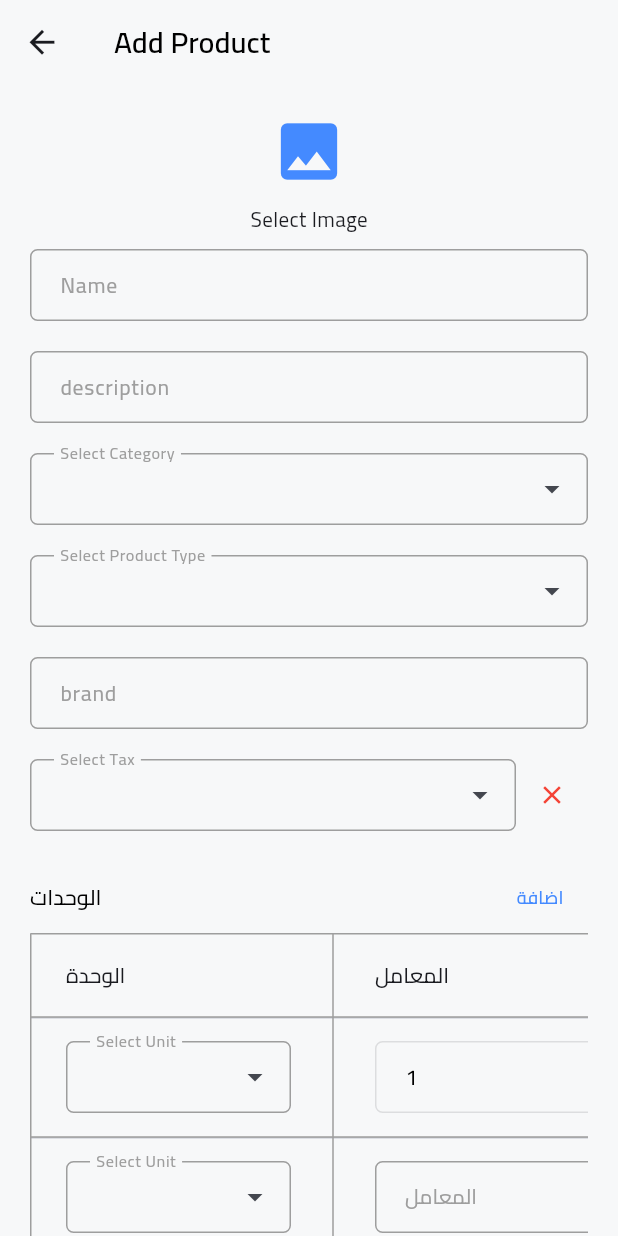
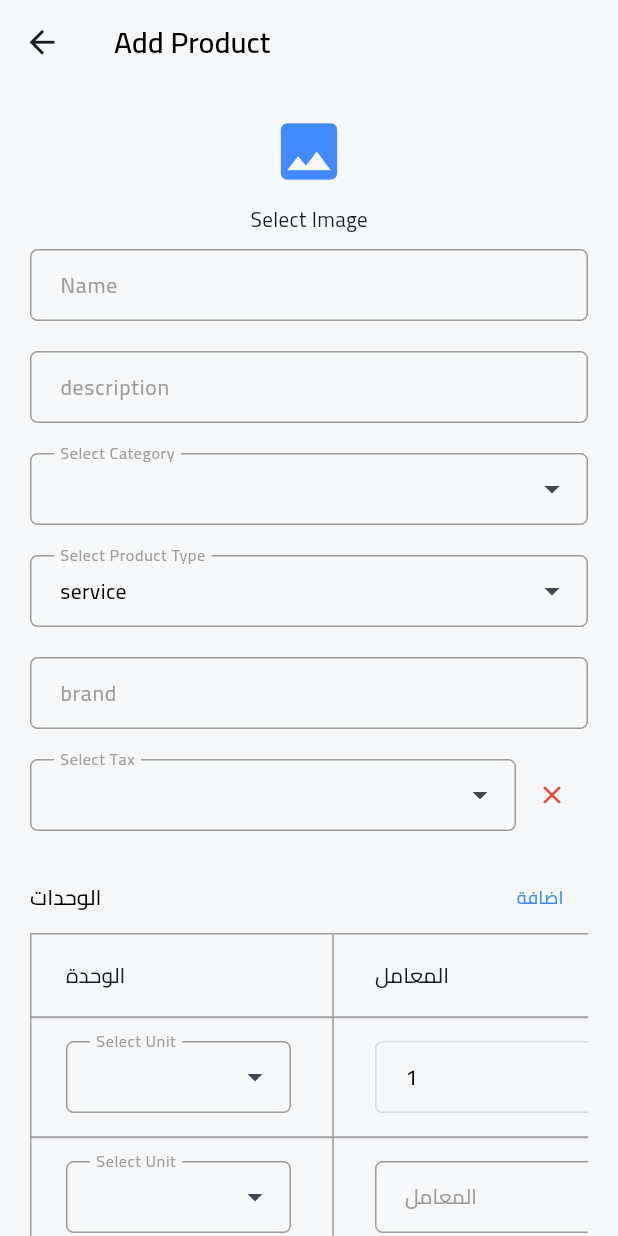
Before and after one commit to a-saber/Maly-POS, a Flutter app: the AddProductView screen opened by its route, after a tap on "اضافة", on a phone screen of 412 x 824 dp. Run offline on Flutter 3.47's test engine with Material 3 defaults, Android fonts, the phone set to English and light mode, and no system bars; drawn by our look-alikes of dropdown_search; our stand-ins replace animated_splash_screen, cached_network_image, dartz, dio, flutter_bloc, flutter_keyboard_visibility and 14 more; missing offline and left inert: async_searchable_dropdown, esc_pos_utils_plus, flutter_toastr, highlight_text, pdfx, sunmi_printer_plus and 1 more; accounts and stored records are empty; network calls fail; statements that could not run were skipped; key blocks and very long unbroken strings in the code were emptied for the run.

Commit message:
update product

```diff
--- a/lib/core/cache/cache_helper.dart
+++ b/lib/core/cache/cache_helper.dart
@@ -18,6 +18,8 @@ class CacheHelper {
     }
     if (value is bool) {
       return await sharedPreferences.setBool(key, value);
+    } if (value is List<String>) {
+      return await sharedPreferences.setStringList(key, value);
     }
 
     return await sharedPreferences.setDouble(key, value);
--- a/lib/core/cache/cache_keys.dart
+++ b/lib/core/cache/cache_keys.dart
@@ -3,4 +3,5 @@ class CacheKeys {
   static const String accessToken = 'accessToken';
   static const String domain = 'domain';
   static const String isLogin = 'isLogin';
+  static const String credential= 'credential';
 }
--- a/lib/core/cache/custom_secure_storage.dart
+++ b/lib/core/cache/custom_secure_storage.dart
@@ -20,6 +20,7 @@ abstract class CustomSecureStorage {
   static Future<Map<String, String>?> readAll() => _storage.readAll();
   static Future<void> delete({required String key}) =>
       _storage.delete(key: key);
+
   static Future<void> write({required String key, required String value}) =>
       _storage.write(key: key, value: value);
 
--- a/lib/core/widget/custom_dialog.dart
+++ b/lib/core/widget/custom_dialog.dart
@@ -1,7 +1,9 @@
 import 'package:flutter/material.dart';
 import 'package:flutter_bloc/flutter_bloc.dart';
 
+import '../../features/auth/login/manager/cubit/login_cubit.dart';
 import '../../features/selling_point/manager/selling_point_product_cubit/selling_point_product_cubit.dart';
+import '../helper/my_service_locator.dart';
 
 class CustomDialog {
 
@@ -16,7 +18,8 @@ class CustomDialog {
         builder: (ctx) =>
             MultiBlocProvider(
               providers: [
-                BlocProvider.value(value: SellingPointProductCubit.get(context)),
+                BlocProvider.value(value: MyServiceLocator.getSingleton<SellingPointProductCubit>()),
+
               ],
               child: AlertDialog(
 
--- a/lib/core/widget/custom_form_field.dart
+++ b/lib/core/widget/custom_form_field.dart
@@ -15,6 +15,7 @@ class CustomFormField extends StatelessWidget {
   final String? hintText;
   final void Function(String)? onChanged;
   final bool? enabled;
+  final VoidCallback?onTap;
 
   final String? initialValue;
   final List<TextInputFormatter>?inputFormatters;
@@ -35,7 +36,7 @@ class CustomFormField extends StatelessWidget {
     this.enabled,
     this.initialValue,
     this.inputFormatters,
-    this.autofillHints
+    this.autofillHints, this.onTap
 
   });
 
@@ -52,6 +53,7 @@ class CustomFormField extends StatelessWidget {
       autofillHints:autofillHints ,
       onFieldSubmitted: onFieldSubmitted,
       inputFormatters: inputFormatters,
+      onTap:onTap ,
       onChanged: onChanged,
       style: AppFontStyle.formText(
         context: context,
--- a/lib/features/auth/login/view/widget/login_mobile_body.dart
+++ b/lib/features/auth/login/view/widget/login_mobile_body.dart
@@ -52,6 +52,10 @@ class LoginMobileBody extends StatelessWidget {
                       children: [
                         CustomFormField(
                           controller: LoginCubit.get(context).emailController,
+                          onTap: (){
+
+                          },
+
                           validator: (value) => MyFormValidators.validateEmail(
                               value,
                               context: context),
@@ -73,6 +77,7 @@ class LoginMobileBody extends StatelessWidget {
                           ),
                           obscureText: LoginCubit.get(context).obscureText,
                         ),
+                        Checkbox(value: true, onChanged: (value){})
                       ],
                     ),
                   ),
--- a/lib/features/products/data/model/update_product_model.dart
+++ b/lib/features/products/data/model/update_product_model.dart
@@ -59,6 +59,7 @@ class UpdateProductModel {
       baseUnitId: null,
       baseUnit: null,
       productUnits: [],
+
     );
   }
 
@@ -289,7 +290,8 @@ class ProductUnits {
     this.isExistingUnit = false,
   });
 
-  factory ProductUnits.empty() {
+  factory ProductUnits.empty({UnitModel? unit}) {
+
     return ProductUnits(
       factoryController: TextEditingController(),
       costPriceController: TextEditingController(),
@@ -300,7 +302,10 @@ class ProductUnits {
       salePriceWithTaxController: TextEditingController(),
       minPriceWithTaxController: TextEditingController(),
       isExistingUnit: false,
+      unit: unit
+
     );
+
   }
 
   factory ProductUnits.copyWith({
--- a/lib/features/products/manager/add_product_cubit/add_product_cubit.dart
+++ b/lib/features/products/manager/add_product_cubit/add_product_cubit.dart
@@ -14,14 +14,23 @@ import 'package:pos_app/features/products/data/repo/products_repo.dart';
 import 'package:pos_app/features/taxes/data/model/taxes_model.dart';
 import 'package:pos_app/features/units/data/model/unit_model.dart';
 
+import '../../../../core/constant/constant.dart';
+import '../../../../main.dart';
+import '../../../categories/data/repo/category_repo.dart';
+import '../../../units/data/repo/units_repo.dart';
+
 part 'add_product_state.dart';
 
 class AddProductCubit extends Cubit<AddProductState> {
-  AddProductCubit(this.repo) : super(AddProductInitial()) {
+  AddProductCubit(this.repo,{ this.unitsRepo, this.categoryRepo}) : super(AddProductInitial()) {
     addProductUnits();
+
+
   }
   static AddProductCubit get(context) => BlocProvider.of(context);
   final ProductsRepo repo;
+  final UnitsRepo? unitsRepo;
+  final CategoryRepo? categoryRepo;
   GlobalKey<FormState> formKey = GlobalKey();
   AutovalidateMode autovalidateMode = AutovalidateMode.disabled;
   final TextEditingController nameController = TextEditingController();
@@ -32,13 +41,13 @@ class AddProductCubit extends Cubit<AddProductState> {
   double baseMinPriceWithTax = 0;
   double baseSalePriceWithoutTax = 0;
   double baseSalePriceWithTax = 0;
-
   XFile? image;
   CategoryModel? category;
   UnitModel? unit;
   BrancheModel? branch;
   TaxesModel? taxes;
-  ProductType? productType;
+  ProductType? productType=AppConstant.producttype(MyApp.context)?.lastOrNull;
+
 
   final TextEditingController barCodeController = TextEditingController();
   final TextEditingController brandController = TextEditingController();
@@ -131,11 +140,12 @@ class AddProductCubit extends Cubit<AddProductState> {
 
   void addProductUnits() {
     productUnits.add(
-      ProductUnits.empty(),
+      ProductUnits.empty(unit: unitsRepo?.getUnitSearchModel?.data?.firstOrNull),
     );
 
     if (productUnits.length == 1) {
       productUnits[0].factoryController!.text = '1';
+
     }
 
     emit(AddProductAddUnit());
--- a/lib/features/products/manager/edit_product_cubit/edit_product_cubit.dart
+++ b/lib/features/products/manager/edit_product_cubit/edit_product_cubit.dart
@@ -152,8 +152,7 @@ class EditProductCubit extends Cubit<EditProductState> {
       return;
     }
 
-    final result =
-        await categoryRepo.getSpecificCategory(id: product.categoryId!);
+    final result = await categoryRepo.getSpecificCategory(id: product.categoryId!);
 
     result.fold((l) {}, (r) {
       category = r;
@@ -262,10 +261,11 @@ class EditProductCubit extends Cubit<EditProductState> {
            );
 
          }*/
-          GetAllProductsCubit.get(context).updateProduct(updatedProduct);
+
 
 
           emit(EditProductSuccess(product: updatedProduct));
+          GetAllProductsCubit.get(context).updateProduct(updatedProduct);
         } else {
           emit(EditProductFailing(errMessage: "فشل تحديث المنتج"));
         }
--- a/lib/features/products/view/add_product_view.dart
+++ b/lib/features/products/view/add_product_view.dart
@@ -24,8 +24,10 @@ import '../../../core/widget/custom_loading.dart';
 import '../../../core/widget/custom_reset_drop_down_button.dart';
 import '../../../core/widget/image_manager_view.dart';
 import '../../branch/view/widget/custom_drop_down_branch.dart';
+import '../../categories/data/repo/category_repo.dart';
 import '../../categories/view/widget/custom_drop_down_category.dart';
 import '../../taxes/view/widget/custom_drop_down_taxes.dart';
+import '../../units/data/repo/units_repo.dart';
 import '../data/model/product_type.dart';
 
 class AddProductDataView2 extends StatefulWidget {
@@ -245,9 +247,7 @@ class _AddProductDataView2State extends State<AddProductDataView2> {
                                           value: cubit.productUnits[index].unit,
                                           onChanged: (unit) {
                                             if (unit != null) {
-                                              cubit.onUnitChanged(
-                                                  unitModel: unit,
-                                                  index: index);
+                                              cubit.onUnitChanged(unitModel: unit, index: index);
                                             }
                                           },
                                         ),
@@ -648,7 +648,11 @@ class AddProductView extends StatelessWidget {
   @override
   Widget build(BuildContext context) {
     return BlocProvider(
-      create: (context) => AddProductCubit(MyServiceLocator.getSingleton<ProductsRepo>()),
+      create: (context) => AddProductCubit(
+          MyServiceLocator.getSingleton<ProductsRepo>(),
+        unitsRepo: MyServiceLocator.getSingleton<UnitsRepo>(),
+        categoryRepo: MyServiceLocator.getSingleton<CategoryRepo>(),
+      ),
       child: Scaffold(
         appBar: CustomAppBar(title: S.of(context).addProduct),
         body: BlocConsumer<AddProductCubit, AddProductState>(
--- a/lib/features/products/view/edit_product_view.dart
+++ b/lib/features/products/view/edit_product_view.dart
@@ -52,6 +52,7 @@ class EditProductView extends StatelessWidget {
                   context: context,
                   massage: S.of(context).updatedSuccess,
                   state: PopUpState.SUCCESS);
+
               Navigator.pop(context, state.product);
             } else if (state is EditProductFailing) {
               if (context.mounted) {
--- a/lib/features/selling_point/view/widget/product_item_selling_point_build.dart
+++ b/lib/features/selling_point/view/widget/product_item_selling_point_build.dart
@@ -115,7 +115,7 @@ class ProductItemSellingPointBuild extends StatelessWidget {
               //   overflow: TextOverflow.ellipsis,
               //   textAlign: TextAlign.center,
               // ),
-              Text("${product.salePriceWithTaxForBaseUnit?? 0.0}",
+              Text((product.salePriceWithTaxForBaseUnit?? 0.0).toStringAsFixed(2),
 
                 style: AppFontStyle.itemssmallTitle(
                   fontWeight: FontWeight.w400,
--- a/lib/main.dart
+++ b/lib/main.dart
@@ -36,8 +36,12 @@ void main() async {
 
 class MyApp extends StatelessWidget {
   const MyApp({super.key});
+
+  static final navigatorKey = GlobalKey<NavigatorState>();
+  static BuildContext? get context => navigatorKey.currentContext;
   @override
   Widget build(BuildContext context) {
+
     return MultiBlocProvider(
       providers: [
         BlocProvider(
@@ -50,6 +54,7 @@ class MyApp extends StatelessWidget {
           return MaterialApp(
             debugShowCheckedModeBanner: false,
             title: 'Maly',
+            navigatorKey: navigatorKey,
             theme: ThemeData(
                 useMaterial3: true,
                 colorScheme: ColorScheme.fromSeed(seedColor: AppColors.primary),
```
Also changed, not shown: lib/features/products/manager/get_all_products_cubit/get_all_products_cubit.dart (+9 -1 lines).
